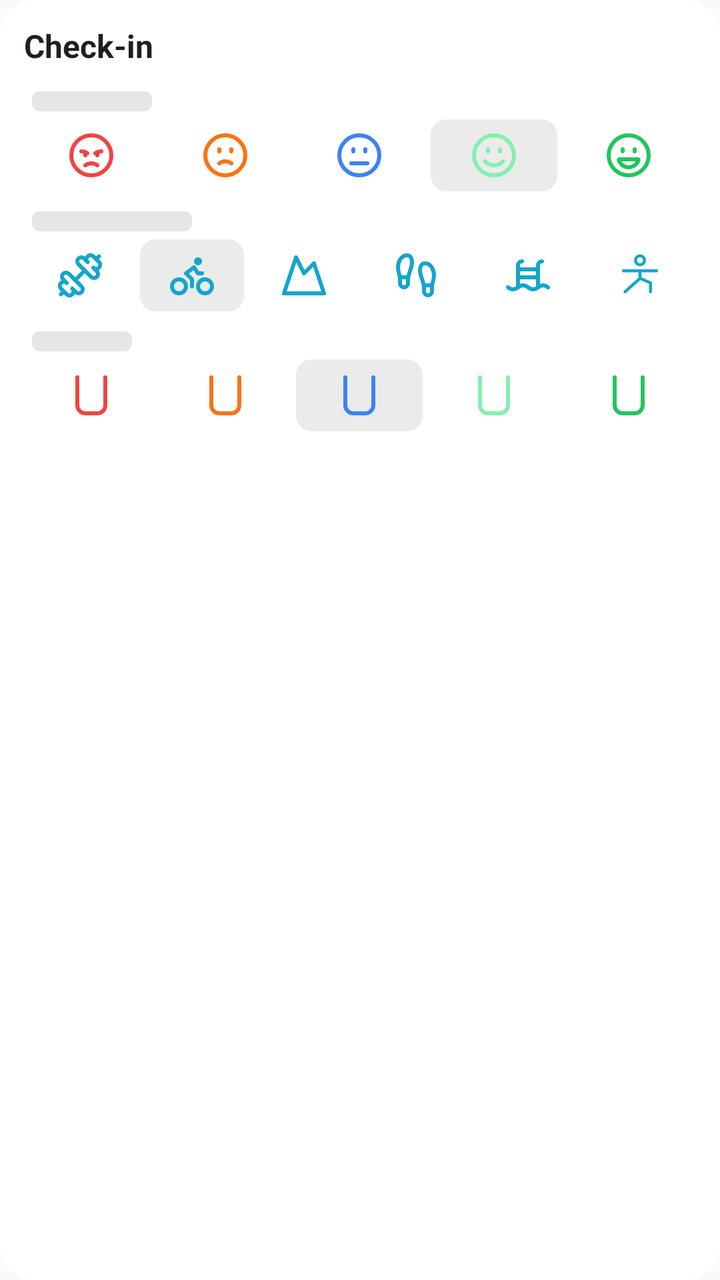
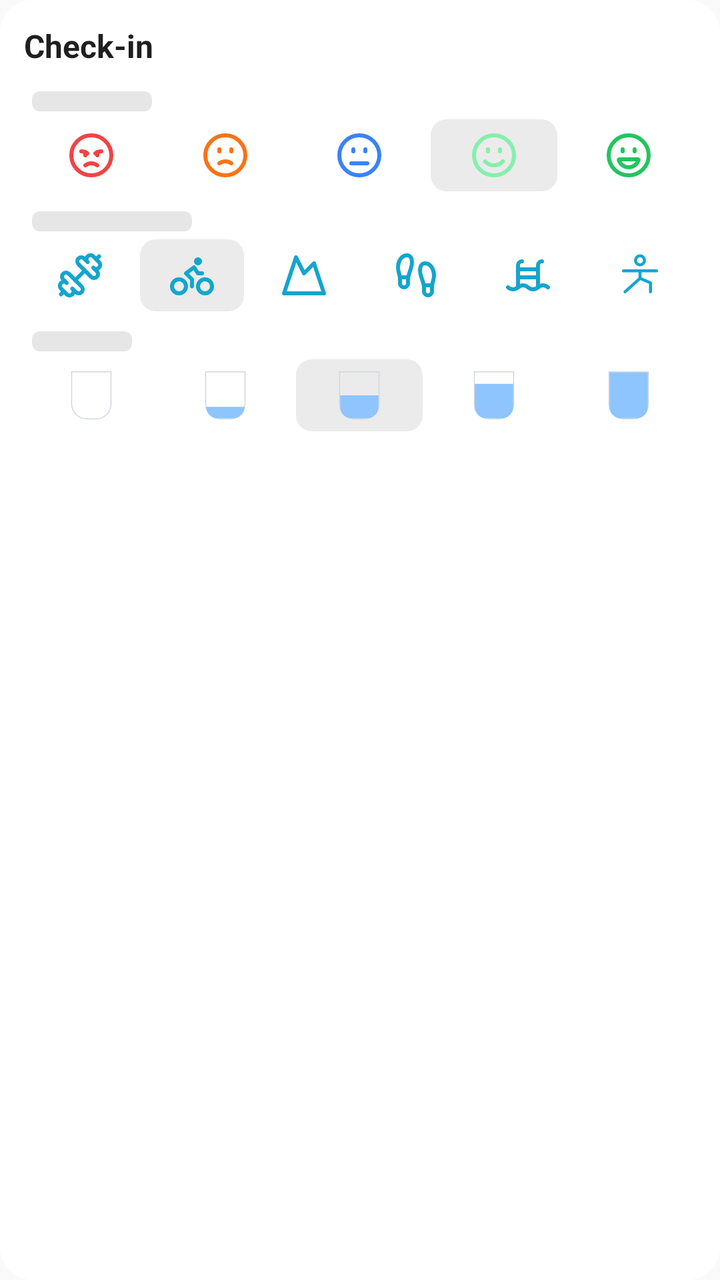

Compare the two renders of this Android layout. The source of the first and the diff that turns it into the second are given below.
<!-- AndroidManifest.xml: application theme AppTheme -->
<!-- res/layout/widget_check_in_preview.xml -->
<?xml version="1.0" encoding="utf-8"?>
<LinearLayout xmlns:android="http://schemas.android.com/apk/res/android"
    android:layout_width="match_parent"
    android:layout_height="match_parent"
    android:background="@drawable/widget_background"
    android:orientation="vertical"
    android:padding="12dp">

    <TextView
        android:layout_width="match_parent"
        android:layout_height="wrap_content"
        android:paddingBottom="6dp"
        android:singleLine="true"
        android:text="@string/widget_check_in_name"
        android:textColor="@color/widget_text"
        android:textSize="16sp"
        android:textStyle="bold" />

    <FrameLayout
        android:layout_width="60dp"
        android:layout_height="10dp"
        android:layout_marginStart="4dp"
        android:layout_marginTop="6dp"
        android:layout_marginBottom="4dp"
        android:background="@drawable/widget_placeholder_bar" />

    <LinearLayout
        android:layout_width="match_parent"
        android:layout_height="wrap_content"
        android:layout_marginBottom="4dp"
        android:orientation="horizontal">

        <ImageView
            android:layout_width="0dp"
            android:layout_height="36dp"
            android:layout_marginHorizontal="2dp"
            android:layout_weight="1"
            android:padding="6dp"
            android:importantForAccessibility="no"
            android:src="@drawable/ic_widget_checkin_mood_1"
            android:tint="#EF4444" />

        <ImageView
            android:layout_width="0dp"
            android:layout_height="36dp"
            android:layout_marginHorizontal="2dp"
            android:layout_weight="1"
            android:padding="6dp"
            android:importantForAccessibility="no"
            android:src="@drawable/ic_widget_checkin_mood_2"
            android:tint="#F97316" />

        <ImageView
            android:layout_width="0dp"
            android:layout_height="36dp"
            android:layout_marginHorizontal="2dp"
            android:layout_weight="1"
            android:padding="6dp"
            android:importantForAccessibility="no"
            android:src="@drawable/ic_widget_checkin_mood_3"
            android:tint="#3B82F6" />

        <ImageView
            android:layout_width="0dp"
            android:layout_height="36dp"
            android:layout_marginHorizontal="2dp"
            android:layout_weight="1"
            android:padding="6dp"
            android:importantForAccessibility="no"
            android:background="@drawable/widget_check_in_option_selected"
            android:src="@drawable/ic_widget_checkin_mood_4"
            android:tint="#86EFAC" />

        <ImageView
            android:layout_width="0dp"
            android:layout_height="36dp"
            android:layout_marginHorizontal="2dp"
            android:layout_weight="1"
            android:padding="6dp"
            android:importantForAccessibility="no"
            android:src="@drawable/ic_widget_checkin_mood_5"
            android:tint="#22C55E" />
    </LinearLayout>

    <FrameLayout
        android:layout_width="80dp"
        android:layout_height="10dp"
        android:layout_marginStart="4dp"
        android:layout_marginTop="6dp"
        android:layout_marginBottom="4dp"
        android:background="@drawable/widget_placeholder_bar" />

    <LinearLayout
        android:layout_width="match_parent"
        android:layout_height="wrap_content"
        android:layout_marginBottom="4dp"
        android:orientation="horizontal">

        <ImageView
            android:layout_width="0dp"
            android:layout_height="36dp"
            android:layout_marginHorizontal="2dp"
            android:layout_weight="1"
            android:padding="6dp"
            android:importantForAccessibility="no"
            android:src="@drawable/ic_widget_checkin_sport_dumbbell"
            android:tint="@color/widget_accent" />

        <ImageView
            android:layout_width="0dp"
            android:layout_height="36dp"
            android:layout_marginHorizontal="2dp"
            android:layout_weight="1"
            android:padding="6dp"
            android:importantForAccessibility="no"
            android:background="@drawable/widget_check_in_option_selected"
            android:src="@drawable/ic_widget_checkin_sport_bike"
            android:tint="@color/widget_accent" />

        <ImageView
            android:layout_width="0dp"
            android:layout_height="36dp"
            android:layout_marginHorizontal="2dp"
            android:layout_weight="1"
            android:padding="6dp"
            android:importantForAccessibility="no"
            android:src="@drawable/ic_widget_checkin_sport_mountain"
            android:tint="@color/widget_accent" />

        <ImageView
            android:layout_width="0dp"
            android:layout_height="36dp"
            android:layout_marginHorizontal="2dp"
            android:layout_weight="1"
            android:padding="6dp"
            android:importantForAccessibility="no"
            android:src="@drawable/ic_widget_checkin_sport_footprints"
            android:tint="@color/widget_accent" />

        <ImageView
            android:layout_width="0dp"
            android:layout_height="36dp"
            android:layout_marginHorizontal="2dp"
            android:layout_weight="1"
            android:padding="6dp"
            android:importantForAccessibility="no"
            android:src="@drawable/ic_widget_checkin_sport_waves_ladder"
            android:tint="@color/widget_accent" />

        <ImageView
            android:layout_width="0dp"
            android:layout_height="36dp"
            android:layout_marginHorizontal="2dp"
            android:layout_weight="1"
            android:padding="6dp"
            android:importantForAccessibility="no"
            android:src="@drawable/ic_widget_checkin_sport_yoga"
            android:tint="@color/widget_accent" />
    </LinearLayout>

    <FrameLayout
        android:layout_width="50dp"
        android:layout_height="10dp"
        android:layout_marginStart="4dp"
        android:layout_marginTop="6dp"
        android:layout_marginBottom="4dp"
        android:background="@drawable/widget_placeholder_bar" />

    <LinearLayout
        android:layout_width="match_parent"
        android:layout_height="wrap_content"
        android:layout_marginBottom="4dp"
        android:orientation="horizontal">

        <ImageView
            android:layout_width="0dp"
            android:layout_height="36dp"
            android:layout_marginHorizontal="2dp"
            android:layout_weight="1"
            android:padding="6dp"
            android:importantForAccessibility="no"
            android:src="@drawable/ic_widget_checkin_water"
            android:tint="#EF4444" />

        <ImageView
            android:layout_width="0dp"
            android:layout_height="36dp"
            android:layout_marginHorizontal="2dp"
            android:layout_weight="1"
            android:padding="6dp"
            android:importantForAccessibility="no"
            android:src="@drawable/ic_widget_checkin_water"
            android:tint="#F97316" />

        <ImageView
            android:layout_width="0dp"
            android:layout_height="36dp"
            android:layout_marginHorizontal="2dp"
            android:layout_weight="1"
            android:padding="6dp"
            android:importantForAccessibility="no"
            android:background="@drawable/widget_check_in_option_selected"
            android:src="@drawable/ic_widget_checkin_water"
            android:tint="#3B82F6" />

        <ImageView
            android:layout_width="0dp"
            android:layout_height="36dp"
            android:layout_marginHorizontal="2dp"
            android:layout_weight="1"
            android:padding="6dp"
            android:importantForAccessibility="no"
            android:src="@drawable/ic_widget_checkin_water"
            android:tint="#86EFAC" />

        <ImageView
            android:layout_width="0dp"
            android:layout_height="36dp"
            android:layout_marginHorizontal="2dp"
            android:layout_weight="1"
            android:padding="6dp"
            android:importantForAccessibility="no"
            android:src="@drawable/ic_widget_checkin_water"
            android:tint="#22C55E" />
    </LinearLayout>
</LinearLayout>
<!-- resources referenced by this layout -->
<resources>
  <color name="widget_accent">@color/solyto_lightblue</color>
  <color name="widget_text">#1F1F1F</color>
  <!-- drawable ic_widget_checkin_water (drawable) -->
  <?xml version="1.0" encoding="utf-8"?>
  <vector xmlns:android="http://schemas.android.com/apk/res/android"
      android:width="24dp"
      android:height="24dp"
      android:viewportWidth="24"
      android:viewportHeight="24">
      <path
          android:pathData="M5,3v14a4,4 0 0,0 4,4h6a4,4 0 0,0 4,-4v-14"
          android:strokeWidth="2"
          android:strokeColor="@color/widget_accent"
          android:strokeLineCap="round"
          android:strokeLineJoin="round" />
  </vector>
  <string name="widget_check_in_name">Check-in</string>
  <style name="AppTheme" parent="Theme.AppCompat.Light.DarkActionBar">
          
          <item name="colorPrimary">@color/colorPrimary</item>
          <item name="colorPrimaryDark">@color/colorPrimaryDark</item>
          <item name="colorAccent">@color/colorAccent</item>
      </style>
  <color name="solyto_lightblue">#14A5CD</color>
  <color name="widget_background">@color/solyto_bg_light</color>
  <color name="widget_selected">#EBEBEB</color>
  <color name="widget_divider">#E6E6E6</color>
  <color name="solyto_bg_light">#FFFFFF</color>
  <!-- unchanged entries left out for length: 14 -->
</resources>

<!-- the commit's change to res/layout/widget_check_in_preview.xml (unified diff, before → after) -->
@@ -179,18 +179,16 @@
             android:layout_weight="1"
             android:padding="6dp"
             android:importantForAccessibility="no"
-            android:src="@drawable/ic_widget_checkin_water"
-            android:tint="#EF4444" />
-
-        <ImageView
-            android:layout_width="0dp"
-            android:layout_height="36dp"
-            android:layout_marginHorizontal="2dp"
-            android:layout_weight="1"
-            android:padding="6dp"
-            android:importantForAccessibility="no"
-            android:src="@drawable/ic_widget_checkin_water"
-            android:tint="#F97316" />
+            android:src="@drawable/ic_widget_checkin_water_1" />
+
+        <ImageView
+            android:layout_width="0dp"
+            android:layout_height="36dp"
+            android:layout_marginHorizontal="2dp"
+            android:layout_weight="1"
+            android:padding="6dp"
+            android:importantForAccessibility="no"
+            android:src="@drawable/ic_widget_checkin_water_2" />
 
         <ImageView
             android:layout_width="0dp"
@@ -200,27 +198,24 @@
             android:padding="6dp"
             android:importantForAccessibility="no"
             android:background="@drawable/widget_check_in_option_selected"
-            android:src="@drawable/ic_widget_checkin_water"
-            android:tint="#3B82F6" />
-
-        <ImageView
-            android:layout_width="0dp"
-            android:layout_height="36dp"
-            android:layout_marginHorizontal="2dp"
-            android:layout_weight="1"
-            android:padding="6dp"
-            android:importantForAccessibility="no"
-            android:src="@drawable/ic_widget_checkin_water"
-            android:tint="#86EFAC" />
-
-        <ImageView
-            android:layout_width="0dp"
-            android:layout_height="36dp"
-            android:layout_marginHorizontal="2dp"
-            android:layout_weight="1"
-            android:padding="6dp"
-            android:importantForAccessibility="no"
-            android:src="@drawable/ic_widget_checkin_water"
-            android:tint="#22C55E" />
+            android:src="@drawable/ic_widget_checkin_water_3" />
+
+        <ImageView
+            android:layout_width="0dp"
+            android:layout_height="36dp"
+            android:layout_marginHorizontal="2dp"
+            android:layout_weight="1"
+            android:padding="6dp"
+            android:importantForAccessibility="no"
+            android:src="@drawable/ic_widget_checkin_water_4" />
+
+        <ImageView
+            android:layout_width="0dp"
+            android:layout_height="36dp"
+            android:layout_marginHorizontal="2dp"
+            android:layout_weight="1"
+            android:padding="6dp"
+            android:importantForAccessibility="no"
+            android:src="@drawable/ic_widget_checkin_water_5" />
     </LinearLayout>
 </LinearLayout>
<!-- resource entries referenced after the edit -->
@@ -2,19 +2,77 @@
 <resources>
   <color name="widget_accent">@color/solyto_lightblue</color>
   <color name="widget_text">#1F1F1F</color>
-  <!-- drawable ic_widget_checkin_water (drawable) -->
+  <!-- drawable ic_widget_checkin_water_1 (drawable) -->
   <?xml version="1.0" encoding="utf-8"?>
   <vector xmlns:android="http://schemas.android.com/apk/res/android"
       android:width="24dp"
       android:height="24dp"
-      android:viewportWidth="24"
-      android:viewportHeight="24">
+      android:viewportWidth="50"
+      android:viewportHeight="50">
       <path
-          android:pathData="M5,3v14a4,4 0 0,0 4,4h6a4,4 0 0,0 4,-4v-14"
-          android:strokeWidth="2"
-          android:strokeColor="@color/widget_accent"
-          android:strokeLineCap="round"
-          android:strokeLineJoin="round" />
+          android:pathData="M4,0 H46 V34 A16,16 0 0,1 30,50 H20 A16,16 0 0,1 4,34 Z M5,1 H45 V34 A15,15 0 0,1 30,49 H20 A15,15 0 0,1 5,34 Z"
+          android:fillColor="#D1D5DC"
+          android:fillType="evenOdd" />
+  </vector>
+  <!-- drawable ic_widget_checkin_water_2 (drawable) -->
+  <?xml version="1.0" encoding="utf-8"?>
+  <vector xmlns:android="http://schemas.android.com/apk/res/android"
+      android:width="24dp"
+      android:height="24dp"
+      android:viewportWidth="50"
+      android:viewportHeight="50">
+      <path
+          android:pathData="M4,0 H46 V34 A16,16 0 0,1 30,50 H20 A16,16 0 0,1 4,34 Z M5,1 H45 V34 A15,15 0 0,1 30,49 H20 A15,15 0 0,1 5,34 Z"
+          android:fillColor="#D1D5DC"
+          android:fillType="evenOdd" />
+      <path
+          android:pathData="M5,37 H45 V37 A12,12 0 0,1 33,49 H17 A12,12 0 0,1 5,37 Z"
+          android:fillColor="#8EC5FF" />
+  </vector>
+  <!-- drawable ic_widget_checkin_water_3 (drawable) -->
+  <?xml version="1.0" encoding="utf-8"?>
+  <vector xmlns:android="http://schemas.android.com/apk/res/android"
+      android:width="24dp"
+      android:height="24dp"
+      android:viewportWidth="50"
+      android:viewportHeight="50">
+      <path
+          android:pathData="M4,0 H46 V34 A16,16 0 0,1 30,50 H20 A16,16 0 0,1 4,34 Z M5,1 H45 V34 A15,15 0 0,1 30,49 H20 A15,15 0 0,1 5,34 Z"
+          android:fillColor="#D1D5DC"
+          android:fillType="evenOdd" />
+      <path
+          android:pathData="M5,25 H45 V37 A12,12 0 0,1 33,49 H17 A12,12 0 0,1 5,37 Z"
+          android:fillColor="#8EC5FF" />
+  </vector>
+  <!-- drawable ic_widget_checkin_water_4 (drawable) -->
+  <?xml version="1.0" encoding="utf-8"?>
+  <vector xmlns:android="http://schemas.android.com/apk/res/android"
+      android:width="24dp"
+      android:height="24dp"
+      android:viewportWidth="50"
+      android:viewportHeight="50">
+      <path
+          android:pathData="M4,0 H46 V34 A16,16 0 0,1 30,50 H20 A16,16 0 0,1 4,34 Z M5,1 H45 V34 A15,15 0 0,1 30,49 H20 A15,15 0 0,1 5,34 Z"
+          android:fillColor="#D1D5DC"
+          android:fillType="evenOdd" />
+      <path
+          android:pathData="M5,13 H45 V37 A12,12 0 0,1 33,49 H17 A12,12 0 0,1 5,37 Z"
+          android:fillColor="#8EC5FF" />
+  </vector>
+  <!-- drawable ic_widget_checkin_water_5 (drawable) -->
+  <?xml version="1.0" encoding="utf-8"?>
+  <vector xmlns:android="http://schemas.android.com/apk/res/android"
+      android:width="24dp"
+      android:height="24dp"
+      android:viewportWidth="50"
+      android:viewportHeight="50">
+      <path
+          android:pathData="M4,0 H46 V34 A16,16 0 0,1 30,50 H20 A16,16 0 0,1 4,34 Z M5,1 H45 V34 A15,15 0 0,1 30,49 H20 A15,15 0 0,1 5,34 Z"
+          android:fillColor="#D1D5DC"
+          android:fillType="evenOdd" />
+      <path
+          android:pathData="M5,1 H45 V37 A12,12 0 0,1 33,49 H17 A12,12 0 0,1 5,37 Z"
+          android:fillColor="#8EC5FF" />
   </vector>
   <string name="widget_check_in_name">Check-in</string>
   <style name="AppTheme" parent="Theme.AppCompat.Light.DarkActionBar">
